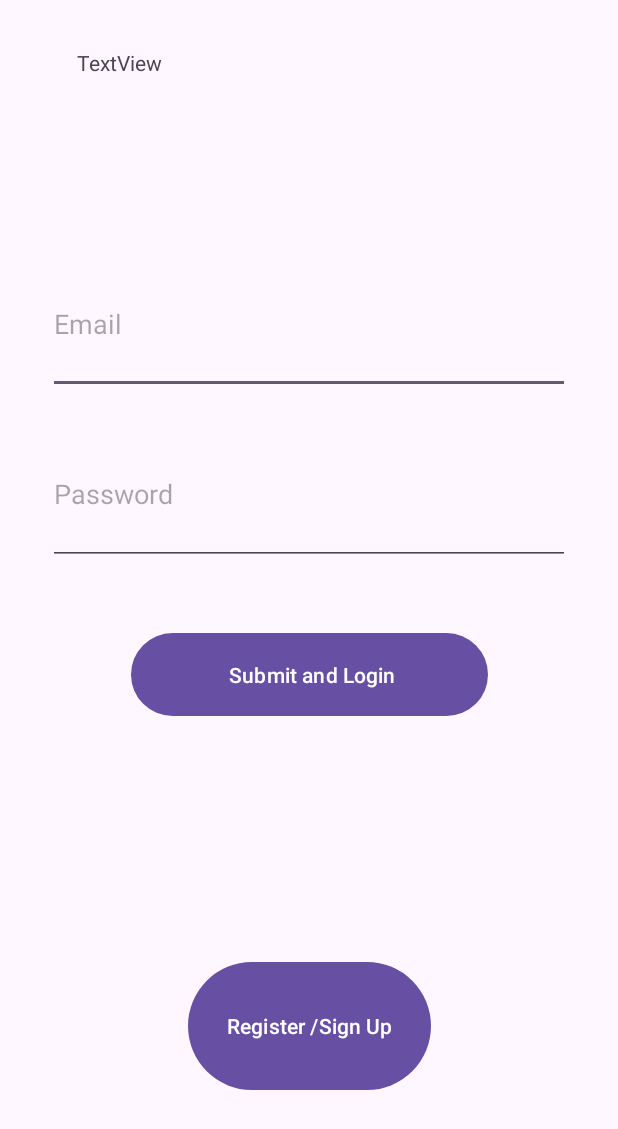
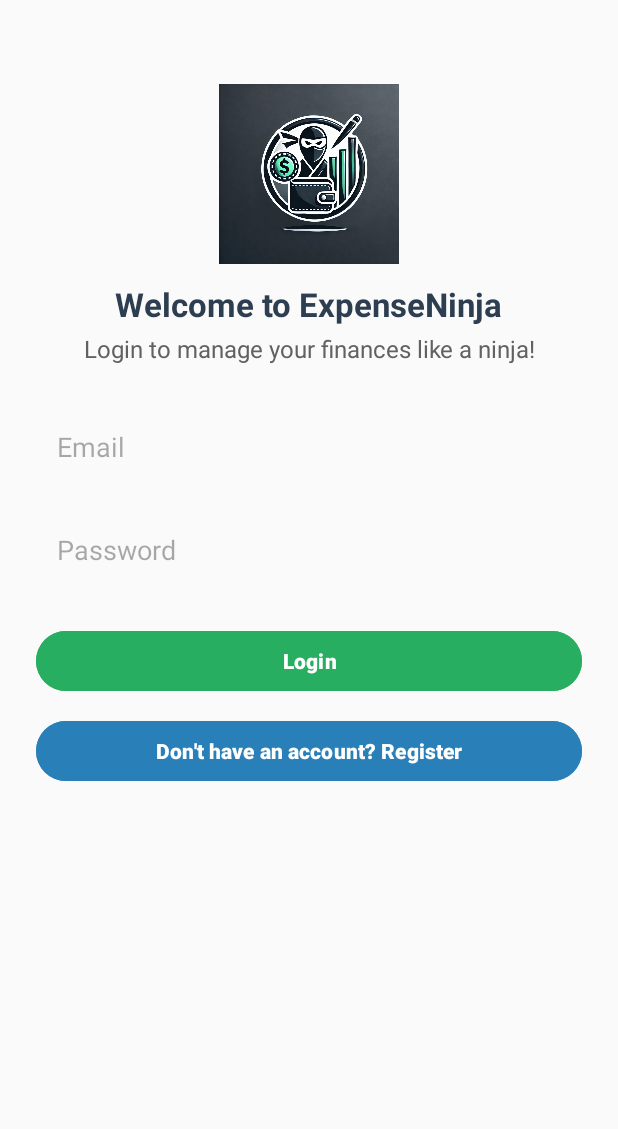
Before and after one commit to ST10028058-Sashiel/PROG7313_POE, an Android app: the screen it shows after launch (LoginActivity), on a phone screen of 412 x 824 dp. Shown: the top 1129 px of the screen. Run offline under Robolectric (Android 15) with nearby library versions, the phone set to English and light mode, and no system bars; our stand-ins replace Firebase (no records; nobody signed in at launch, a user with empty details on screens opened directly).

Commit message:
Adding all feature

```diff
--- /dev/null
+++ b/app/src/main/java/com/st10028058/prog7313_part2/data/CategoryTotal.kt
@@ -0,0 +1,6 @@
+package com.st10028058.prog7313_part2.data
+
+data class CategoryTotal(
+    val category: String,
+    val total: Double
+)
--- a/app/src/main/java/com/st10028058/prog7313_part2/data/Expense.kt
+++ b/app/src/main/java/com/st10028058/prog7313_part2/data/Expense.kt
@@ -9,5 +9,5 @@ data class Expense(
     val description: String,
     val category: String,
     val amount: Double,
-    val photoPath: String?
+    val photoPath: String? = null
 )
--- /dev/null
+++ b/app/src/main/res/drawable/bg_edittext.xml
@@ -0,0 +1,11 @@
+<?xml version="1.0" encoding="utf-8"?>
+<selector xmlns:android="http://schemas.android.com/apk/res/android">
+
+    <shape xmlns:android="http://schemas.android.com/apk/res/android" android:shape="rectangle">
+        <solid android:color="#FFFFFF"/>
+        <corners android:radius="8dp"/>
+        <stroke android:color="#DDDDDD" android:width="1dp"/>
+    </shape>
+
+
+</selector>
--- a/app/src/main/res/layout/activity_login.xml
+++ b/app/src/main/res/layout/activity_login.xml
@@ -2,74 +2,108 @@
 <androidx.constraintlayout.widget.ConstraintLayout xmlns:android="http://schemas.android.com/apk/res/android"
     xmlns:app="http://schemas.android.com/apk/res-auto"
     xmlns:tools="http://schemas.android.com/tools"
-    android:id="@+id/main"
     android:layout_width="match_parent"
     android:layout_height="match_parent"
+    android:padding="24dp"
+    android:background="#FAFAFA"
     tools:context=".ui.LoginActivity">
 
+    <!-- Logo -->
+    <ImageView
+        android:id="@+id/imgLogo"
+        android:layout_width="120dp"
+        android:layout_height="120dp"
+        android:src="@drawable/logo_expenseninja"
+        android:contentDescription="Logo"
+        app:layout_constraintTop_toTopOf="parent"
+        app:layout_constraintStart_toStartOf="parent"
+        app:layout_constraintEnd_toEndOf="parent"
+        android:layout_marginTop="32dp" />
+
+    <!-- Title -->
     <TextView
-        android:id="@+id/textView"
+        android:id="@+id/tvWelcome"
+        android:layout_width="wrap_content"
+        android:layout_height="wrap_content"
+        android:text="Welcome to ExpenseNinja"
+        android:textSize="22sp"
+        android:textStyle="bold"
+        android:textColor="#2C3E50"
+        app:layout_constraintTop_toBottomOf="@id/imgLogo"
+        app:layout_constraintStart_toStartOf="parent"
+        app:layout_constraintEnd_toEndOf="parent"
+        android:layout_marginTop="12dp" />
+
+    <!-- Subtitle -->
+    <TextView
+        android:id="@+id/tvMessage"
         android:layout_width="0dp"
-        android:layout_height="0dp"
-        android:layout_marginStart="51dp"
-        android:layout_marginTop="32dp"
-        android:layout_marginEnd="51dp"
-        android:layout_marginBottom="43dp"
-        android:text="TextView"
-        app:layout_constraintBottom_toTopOf="@+id/edtEmail"
+        android:layout_height="wrap_content"
+        android:text="Login to manage your finances like a ninja!"
+        android:textSize="16sp"
+        android:textColor="#616161"
+        android:gravity="center"
+        app:layout_constraintTop_toBottomOf="@id/tvWelcome"
+        app:layout_constraintStart_toStartOf="parent"
         app:layout_constraintEnd_toEndOf="parent"
-        app:layout_constraintStart_toStartOf="parent"
-        app:layout_constraintTop_toTopOf="parent" />
+        android:layout_marginTop="4dp" />
 
+    <!-- Email -->
     <EditText
         android:id="@+id/edtEmail"
         android:layout_width="0dp"
-        android:layout_height="0dp"
-        android:layout_marginStart="32dp"
-        android:layout_marginEnd="32dp"
-        android:layout_marginBottom="20dp"
-        android:ems="10"
+        android:layout_height="wrap_content"
+        android:textColor="#000000"
         android:hint="Email"
         android:inputType="textEmailAddress"
-        app:layout_constraintBottom_toTopOf="@+id/edtPassword"
+        android:padding="14dp"
+        android:background="@drawable/bg_edittext"
+        app:layout_constraintTop_toBottomOf="@id/tvMessage"
+        app:layout_constraintStart_toStartOf="parent"
         app:layout_constraintEnd_toEndOf="parent"
-        app:layout_constraintStart_toStartOf="parent"
-        app:layout_constraintTop_toBottomOf="@+id/textView" />
+        android:layout_marginTop="28dp" />
 
+    <!-- Password -->
     <EditText
         android:id="@+id/edtPassword"
         android:layout_width="0dp"
-        android:layout_height="0dp"
-        android:layout_marginStart="32dp"
-        android:layout_marginEnd="32dp"
-        android:layout_marginBottom="41dp"
-        android:ems="10"
+        android:layout_height="wrap_content"
         android:hint="Password"
         android:inputType="textPassword"
-        app:layout_constraintBottom_toTopOf="@+id/btnLogin"
+        android:padding="14dp"
+        android:textColor="#000000"
+        android:background="@drawable/bg_edittext"
+        app:layout_constraintTop_toBottomOf="@id/edtEmail"
+        app:layout_constraintStart_toStartOf="parent"
         app:layout_constraintEnd_toEndOf="parent"
-        app:layout_constraintStart_toStartOf="parent"
-        app:layout_constraintTop_toBottomOf="@+id/edtEmail" />
+        android:layout_marginTop="16dp" />
 
+    <!-- Login Button -->
     <Button
         android:id="@+id/btnLogin"
-        android:layout_width="238dp"
-        android:layout_height="63dp"
-        android:layout_marginBottom="156dp"
-        android:text=" Submit and Login"
-        app:layout_constraintBottom_toTopOf="@+id/btnRegister"
+        android:layout_width="0dp"
+        android:layout_height="wrap_content"
+        android:text="Login"
+        android:textStyle="bold"
+        android:textColor="#FFFFFF"
+        android:backgroundTint="#27AE60"
+        app:layout_constraintTop_toBottomOf="@id/edtPassword"
+        app:layout_constraintStart_toStartOf="parent"
         app:layout_constraintEnd_toEndOf="parent"
-        app:layout_constraintStart_toStartOf="parent"
-        app:layout_constraintTop_toBottomOf="@+id/edtPassword" />
+        android:layout_marginTop="24dp" />
 
+    <!-- Register Button -->
     <Button
         android:id="@+id/btnRegister"
-        android:layout_width="162dp"
-        android:layout_height="0dp"
-        android:layout_marginBottom="93dp"
-        android:text="Register /Sign Up"
-        app:layout_constraintBottom_toBottomOf="parent"
+        android:layout_width="0dp"
+        android:layout_height="wrap_content"
+        android:text="Don't have an account? Register"
+        android:textStyle="bold"
+        android:textColor="#FFFFFF"
+        android:backgroundTint="#2980B9"
+        app:layout_constraintTop_toBottomOf="@id/btnLogin"
+        app:layout_constraintStart_toStartOf="parent"
         app:layout_constraintEnd_toEndOf="parent"
-        app:layout_constraintStart_toStartOf="parent"
-        app:layout_constraintTop_toBottomOf="@+id/btnLogin" />
+        android:layout_marginTop="12dp" />
+
 </androidx.constraintlayout.widget.ConstraintLayout>
```
Also changed, not shown: app/src/main/java/com/st10028058/prog7313_part2/data/AppDatabase.kt (+10 -5 lines), app/src/main/java/com/st10028058/prog7313_part2/data/ExpenseDao.kt (+7 -1 lines), app/src/main/java/com/st10028058/prog7313_part2/ui/AddExpenseActivity.kt (+18 -1 lines), app/src/main/java/com/st10028058/prog7313_part2/ui/adapter/ExpenseAdapter.kt (+11 -0 lines), app/src/main/res/layout/activity_add_expense.xml (+8 -0 lines), app/src/main/res/layout/activity_register.xml (+63 -31 lines), app/src/main/res/layout/item_expense.xml (+10 -0 lines), app/src/main/res/drawable/logo_expenseninja.jpg (added).
